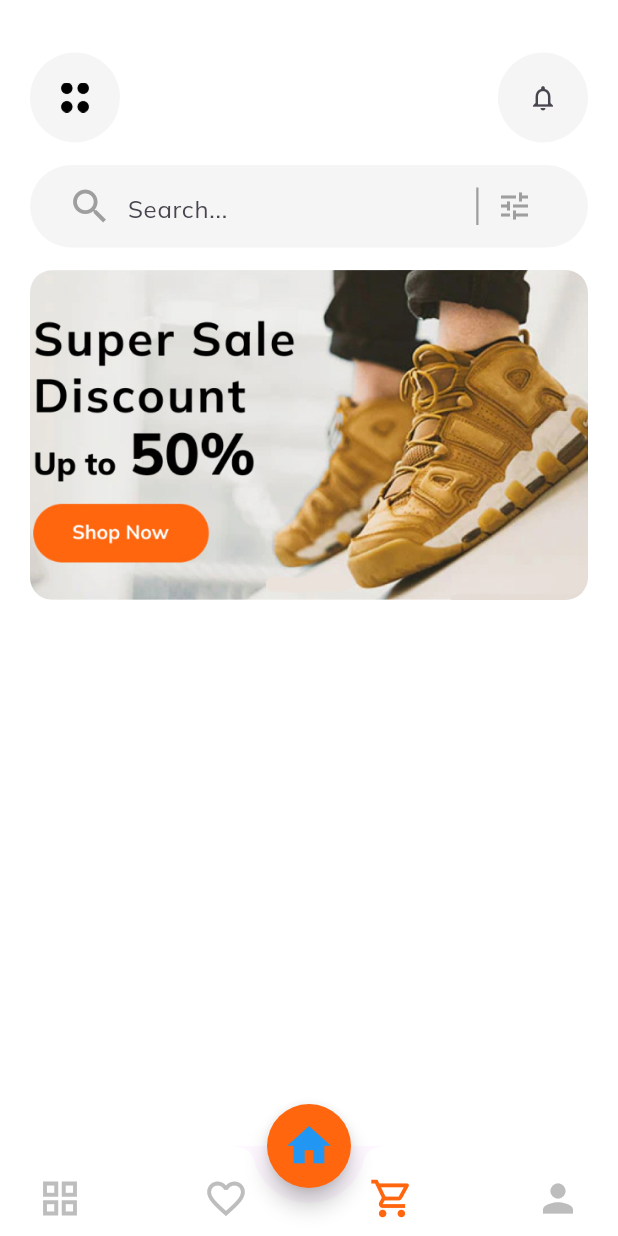
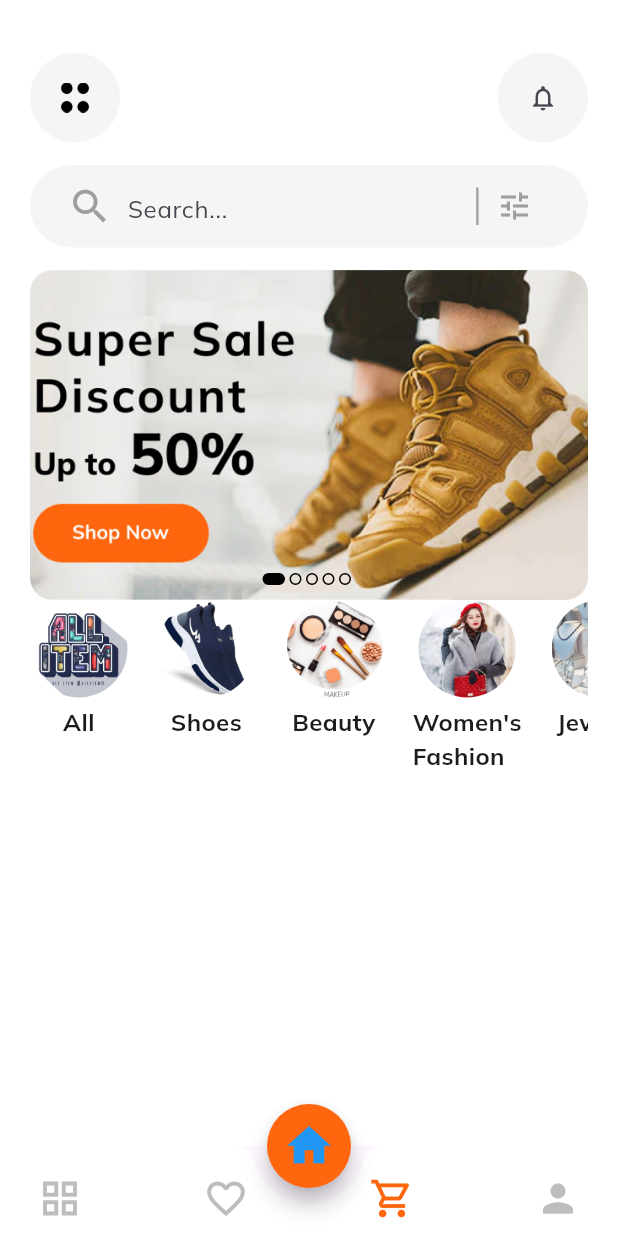
Before and after one commit to chalaAlex/flutter-E-Commerce-App, a Flutter app: the screen it shows after launch, on a phone screen of 412 x 824 dp. Run offline on Flutter 3.47's test engine with Material 3 defaults, Android fonts, the phone set to English and light mode, and no system bars; our stand-ins replace google_fonts.

Commit message:
shots upload

```diff
--- a/lib/models/category.dart
+++ b/lib/models/category.dart
@@ -1,36 +1,36 @@
-// class Category {
-//   final String title;
-//   final String image;
-//
-//   Category({
-//     required this.title,
-//     required this.image,
-//   });
-// }
-//
-// final List<Category> categoriesList = [
-//   Category(
-//     title: "All",
-//     image: "images/all.png",
-//   ),
-//   Category(
-//     title: "Shoes",
-//     image: "images/shoes.png",
-//   ),
-//   Category(
-//     title: "Beauty",
-//     image: "images/beauty.png",
-//   ),
-//   Category(
-//     title: "Women's\nFashion",
-//     image: "images/image1.png",
-//   ),
-//   Category(
-//     title: "Jewelry",
-//     image: "images/jewelry.png",
-//   ),
-//   Category(
-//     title: "Men's\nFashion",
-//     image: "images/men.png",
-//   ),
-// ];
+class Category {
+  final String title;
+  final String image;
+
+  Category({
+    required this.title,
+    required this.image,
+  });
+}
+
+final List<Category> categories = [
+  Category(
+    title: "All",
+    image: "images/all.png",
+  ),
+  Category(
+    title: "Shoes",
+    image: "images/shoes.png",
+  ),
+  Category(
+    title: "Beauty",
+    image: "images/beauty.png",
+  ),
+  Category(
+    title: "Women's\nFashion",
+    image: "images/image1.png",
+  ),
+  Category(
+    title: "Jewelry",
+    image: "images/jewelry.png",
+  ),
+  Category(
+    title: "Men's\nFashion",
+    image: "images/men.png",
+  ),
+];
--- /dev/null
+++ b/lib/screens/Home/Widget/category.dart
@@ -0,0 +1,48 @@
+import 'package:e_appp/models/category.dart';
+import 'package:flutter/material.dart';
+
+class Categories extends StatelessWidget {
+  const Categories({super.key});
+
+  @override
+  Widget build(BuildContext context) {
+    return SizedBox(
+      height: 130,
+      child: ListView.separated(
+          scrollDirection: Axis.horizontal,
+          itemBuilder: (context, index) {
+            return Column(
+              children: [
+                Container(
+                  height: 65,
+                  width: 65,
+                  decoration: BoxDecoration(
+                    shape: BoxShape.circle,
+                    image: DecorationImage(
+                      image: AssetImage(
+                        categories[index].image,
+                      ),
+                      fit: BoxFit.cover,
+                    ),
+                  ),
+                ),
+                const SizedBox(
+                  height: 5,
+                ),
+                Text(
+                  categories[index].title,
+                  style: const TextStyle(
+                    fontSize: 16,
+                    fontWeight: FontWeight.bold,
+                  ),
+                )
+              ],
+            );
+          },
+          separatorBuilder: (context, index) => const SizedBox(
+                width: 20,
+              ),
+          itemCount: categories.length),
+    );
+  }
+}
--- a/lib/screens/Home/Widget/home_app_bar.dart
+++ b/lib/screens/Home/Widget/home_app_bar.dart
@@ -61,7 +61,9 @@ class CustomAppBar extends StatelessWidget {
           ),
         ),
         IconButton(
-          onPressed: () {},
+          onPressed: () {
+
+          },
           iconSize: 20,
           icon: const Icon(
             Icons.notifications_outlined,
--- a/lib/screens/Home/Widget/image_slider.dart
+++ b/lib/screens/Home/Widget/image_slider.dart
@@ -73,7 +73,9 @@
 import 'package:flutter/material.dart';
 
 class ImageSlider extends StatelessWidget {
-  const ImageSlider({super.key});
+  final Function (int) onChanged;
+  final int currentSlide;
+  const ImageSlider({super.key, required this.currentSlide, required this.onChanged});
 
   @override
   Widget build(BuildContext context) {
@@ -87,6 +89,7 @@ class ImageSlider extends StatelessWidget {
             child: PageView(
               scrollDirection: Axis.horizontal,
               allowImplicitScrolling: true,
+              onPageChanged: onChanged,
               physics: const ClampingScrollPhysics(),
               children: [
                 Image.asset(
@@ -104,7 +107,32 @@ class ImageSlider extends StatelessWidget {
               ],
             ),
           ),
-        )
+        ),
+        Positioned.fill(
+          bottom: 10,
+          child: Align(
+            alignment: Alignment.bottomCenter,
+            child: Row(
+              mainAxisAlignment: MainAxisAlignment.center,
+              children: List.generate(
+                5,
+                    (index) =>
+                    AnimatedContainer(
+                      duration: Duration(microseconds: 300),
+                      width: currentSlide == index ? 15 : 8,
+                      height: 8,
+                      margin: EdgeInsets.only(right: 3),
+                      decoration: BoxDecoration(
+                        borderRadius: BorderRadius.circular(10),
+                        color: currentSlide == index ? Colors.black : Colors.transparent,
+                        border: Border.all(
+                          color: Colors.black,
+                        )
+                      ),
+                    ),
+              ),
+            ),
+          ),),
       ],
     );
   }
--- a/lib/screens/Home/home_screen.dart
+++ b/lib/screens/Home/home_screen.dart
@@ -155,7 +155,7 @@
 //   }
 // }
 
-import 'package:e_appp/constants.dart';
+import 'package:e_appp/screens/Home/Widget/category.dart';
 import 'package:e_appp/screens/Home/Widget/home_app_bar.dart';
 import 'package:e_appp/screens/Home/Widget/image_slider.dart';
 import 'package:e_appp/screens/Home/Widget/search_bar.dart';
@@ -169,9 +169,10 @@ class HomeScreen extends StatefulWidget {
 }
 
 class _HomeScreenState extends State<HomeScreen> {
+  int currentSlider = 0;
   @override
   Widget build(BuildContext context) {
-    return const Scaffold(
+    return Scaffold(
       backgroundColor: Colors.white,
       body: SingleChildScrollView(
         child: Padding(
@@ -186,7 +187,17 @@ class _HomeScreenState extends State<HomeScreen> {
               SizedBox(height: 15.0,),
               MySearchBar(),
               SizedBox(height: 15.0,),
-              ImageSlider(),
+              ImageSlider(
+                currentSlide: currentSlider,
+                onChanged: (value) {
+                  setState(
+                    () {
+                      currentSlider = value;
+                    },
+                  );
+                },
+              ),
+              const Categories(),
             ],
           ),
         ),
```
